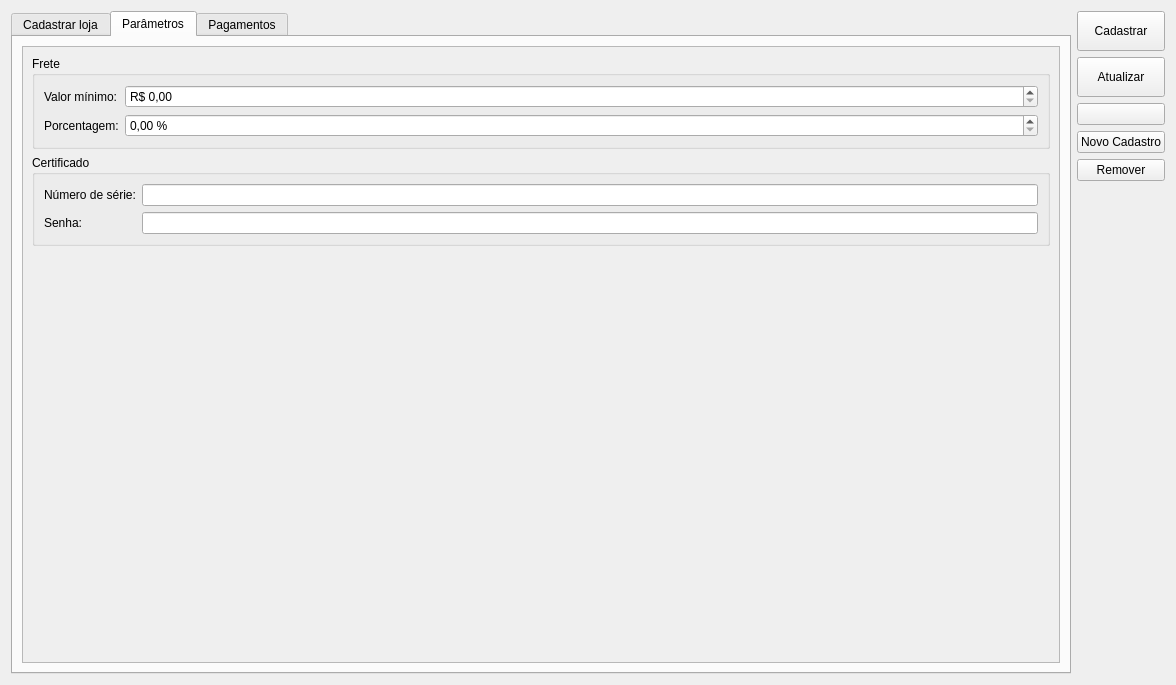
Above: ui/cadastroloja.ui from darktorres/ERP-STACCATO before the change. Below: the same form after it.
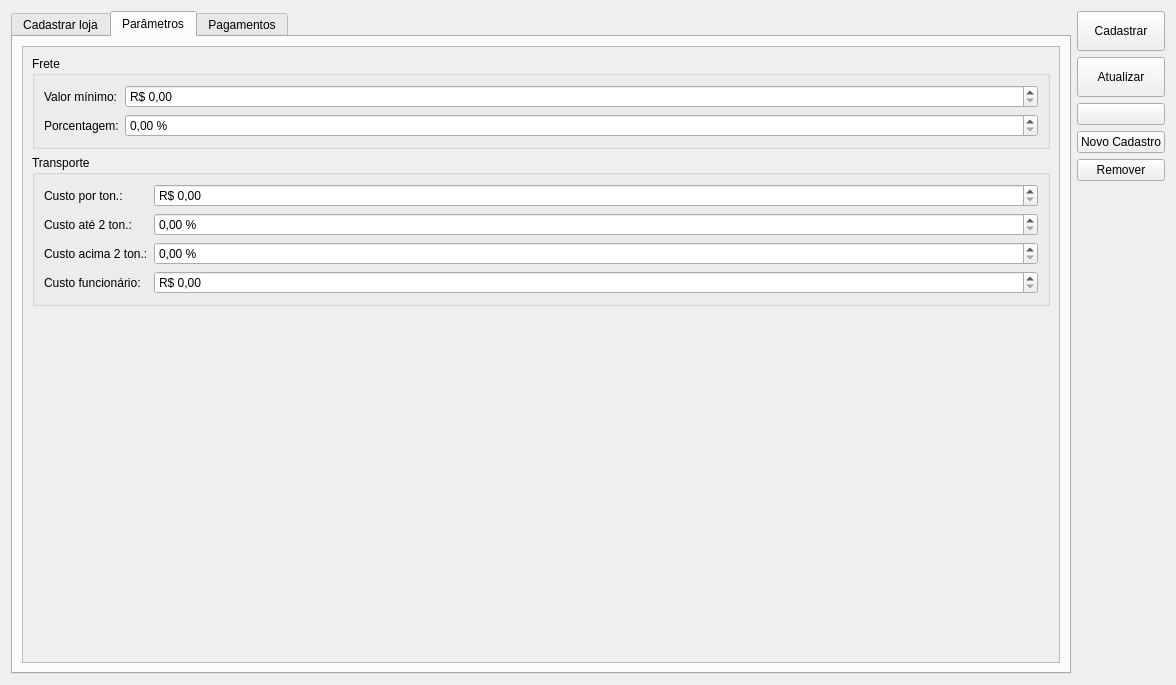
That is the form after the change. The open tabs and pages were chosen to show the change. Icons and pictures are not drawn. Custom widgets are drawn as their Qt base class.

The edit to the form file:
```diff
--- a/ui/cadastroloja.ui
+++ b/ui/cadastroloja.ui
@@ -765,28 +765,94 @@
            <item row="1" column="0">
             <widget class="QGroupBox" name="groupBox">
              <property name="title">
-              <string>Certificado</string>
+              <string>Transporte</string>
              </property>
              <layout class="QGridLayout" name="gridLayout_8">
-              <item row="0" column="0">
-               <widget class="QLabel" name="label_9">
-                <property name="text">
-                 <string>Número de série:</string>
-                </property>
-               </widget>
-              </item>
               <item row="0" column="1">
-               <widget class="QLineEdit" name="lineEditCertificadoSerie"/>
-              </item>
-              <item row="1" column="0">
-               <widget class="QLabel" name="label_10">
-                <property name="text">
-                 <string>Senha:</string>
+               <widget class="QDoubleSpinBox" name="doubleSpinBoxCustoTransportePorTon">
+                <property name="prefix">
+                 <string>R$ </string>
+                </property>
+                <property name="maximum">
+                 <double>9999.989999999999782</double>
                 </property>
                </widget>
               </item>
               <item row="1" column="1">
-               <widget class="QLineEdit" name="lineEditCertificadoSenha"/>
+               <widget class="QDoubleSpinBox" name="doubleSpinBoxCustoTransporte2Ton">
+                <property name="suffix">
+                 <string> %</string>
+                </property>
+               </widget>
+              </item>
+              <item row="3" column="1">
+               <widget class="QDoubleSpinBox" name="doubleSpinBoxCustoTransporteAcima2Ton">
+                <property name="suffix">
+                 <string> %</string>
+                </property>
+               </widget>
+              </item>
+              <item row="3" column="0">
+               <widget class="QLabel" name="label_10">
+                <property name="sizePolicy">
+                 <sizepolicy hsizetype="Maximum" vsizetype="Preferred">
+                  <horstretch>0</horstretch>
+                  <verstretch>0</verstretch>
+                 </sizepolicy>
+                </property>
+                <property name="text">
+                 <string>Custo acima 2 ton.:</string>
+                </property>
+               </widget>
+              </item>
+              <item row="1" column="0">
+               <widget class="QLabel" name="label_9">
+                <property name="sizePolicy">
+                 <sizepolicy hsizetype="Maximum" vsizetype="Preferred">
+                  <horstretch>0</horstretch>
+                  <verstretch>0</verstretch>
+                 </sizepolicy>
+                </property>
+                <property name="text">
+                 <string>Custo até 2 ton.:</string>
+                </property>
+               </widget>
+              </item>
+              <item row="0" column="0">
+               <widget class="QLabel" name="label_11">
+                <property name="sizePolicy">
+                 <sizepolicy hsizetype="Maximum" vsizetype="Preferred">
+                  <horstretch>0</horstretch>
+                  <verstretch>0</verstretch>
+                 </sizepolicy>
+                </property>
+                <property name="text">
+                 <string>Custo por ton.:</string>
+                </property>
+               </widget>
+              </item>
+              <item row="4" column="0">
+               <widget class="QLabel" name="label_12">
+                <property name="sizePolicy">
+                 <sizepolicy hsizetype="Maximum" vsizetype="Preferred">
+                  <horstretch>0</horstretch>
+                  <verstretch>0</verstretch>
+                 </sizepolicy>
+                </property>
+                <property name="text">
+                 <string>Custo funcionário:</string>
+                </property>
+               </widget>
+              </item>
+              <item row="4" column="1">
+               <widget class="QDoubleSpinBox" name="doubleSpinBoxCustoFuncionario">
+                <property name="prefix">
+                 <string>R$ </string>
+                </property>
+                <property name="maximum">
+                 <double>9999.989999999999782</double>
+                </property>
+               </widget>
               </item>
              </layout>
             </widget>
```
Left out of the diff: 28 changed lines with no effect on the pictures.
